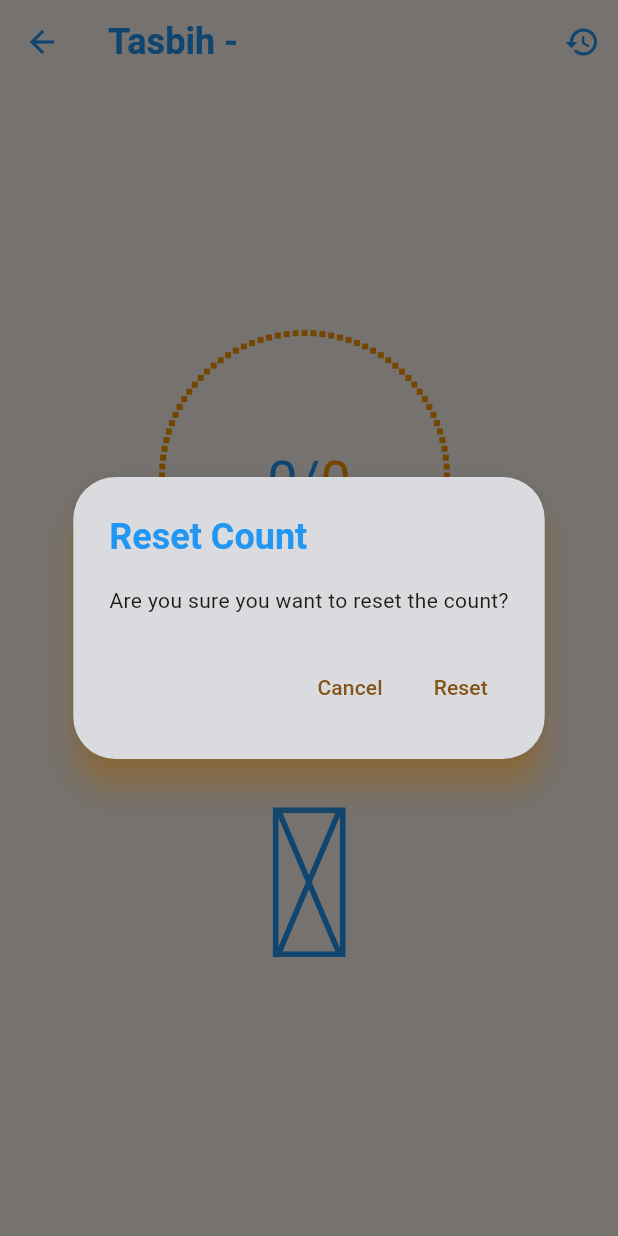
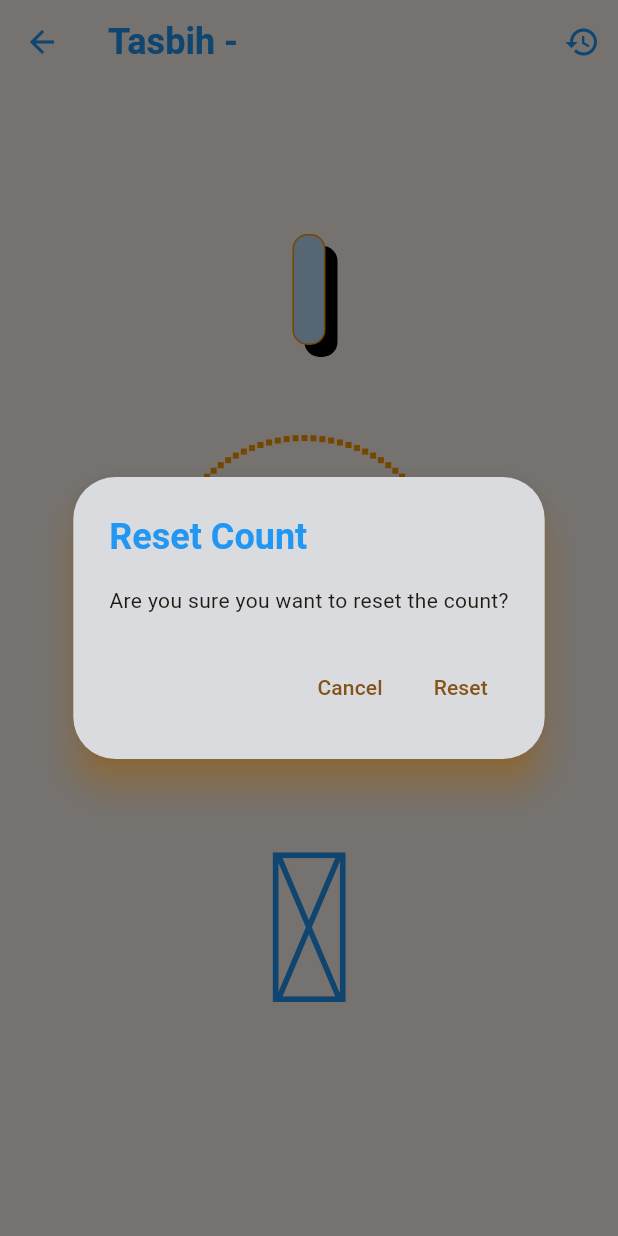
Before and after one commit to shossain786/tasbih, a Flutter app: the CountPage screen opened directly with empty values, after a tap on the "restore" icon, on a phone screen of 412 x 824 dp. Run offline on Flutter 3.47's test engine with Material 3 defaults, Android fonts, the light colour scheme and no system bars; our stand-ins replace shared_preferences, vibration; missing offline and left inert: flutter_islamic_icons, flutter_vibrate; accounts and stored records are empty.

Commit message:
working code

```diff
--- a/lib/count_page.dart
+++ b/lib/count_page.dart
@@ -81,7 +81,8 @@ class _CountPageState extends State<CountPage> {
           ),
         ],
       ),
-      body: InkWell(
+      body: SingleChildScrollView(
+        child: InkWell(
           onTap: () {
             _incrementCount();
             if (count == targetCount) {
@@ -91,10 +92,42 @@ class _CountPageState extends State<CountPage> {
               _showContinuePrompt();
             }
           },
-        child: Center(
           child: Column(
             mainAxisAlignment: MainAxisAlignment.center,
+            crossAxisAlignment: CrossAxisAlignment.center,
             children: [
+              const SizedBox(height: 100),
+              Container(
+                padding: const EdgeInsets.all(10),
+                decoration: ShapeDecoration.fromBoxDecoration(
+                  BoxDecoration(
+                    borderRadius: BorderRadius.circular(10),
+                    border: Border.all(width: 1, color: Colors.orange),
+                    color: Colors.blue.shade100,
+                    boxShadow: const [
+                      BoxShadow(
+                        color: Colors.black,
+                        offset: Offset(8, 8),
+                        blurStyle: BlurStyle.outer,
+                      ),
+                    ],
+                  ),
+                ),
+                child: Text(
+                  widget.itemName,
+                  selectionColor: Colors.amber,
+                  style: const TextStyle(
+                    fontSize: 36,
+                    color: Colors.red,
+                    decorationColor: Colors.orange,
+                    wordSpacing: 2,
+                    letterSpacing: BorderSide.strokeAlignOutside,
+                    fontWeight: FontWeight.w600,
+                    overflow: TextOverflow.ellipsis,
+                  ),
+                ),
+              ),
+              const SizedBox(height: 60),
               Stack(
                 alignment: Alignment.center,
                 children: [
@@ -120,13 +153,12 @@ class _CountPageState extends State<CountPage> {
                           ),
                         ],
                       ),
-                      // Text('$totalCount'),
                     ],
                   ),
                 ],
               ),
               const SizedBox(
-                height: 100,
+                height: 60,
               ),
               const Icon(
                 FlutterIslamicIcons.tasbihHand,
--- a/lib/screens/home_screen.dart
+++ b/lib/screens/home_screen.dart
@@ -62,7 +62,7 @@ class _HomePageState extends State<HomePage> {
               const SizedBox(height: 4),
               Card(
                 shadowColor: Colors.blue,
-                elevation: 3.0,
+                elevation: 10.0,
                 shape: const RoundedRectangleBorder(
                   side: BorderSide(color: Colors.blue),
                   borderRadius:
@@ -276,6 +276,9 @@ class _HomePageState extends State<HomePage> {
                   ),
                 ),
               ),
+              const Card(
+                child: Text('Hello'),
+              )
             ],
           ),
         ),
```
Also changed, not shown: assets/json_files/dua.json (+7 -7 lines), lib/screens/dua1.dart (+8 -7 lines), pubspec.yaml (+0 -8 lines). Lines whose indentation alone changed are shown as unchanged.
